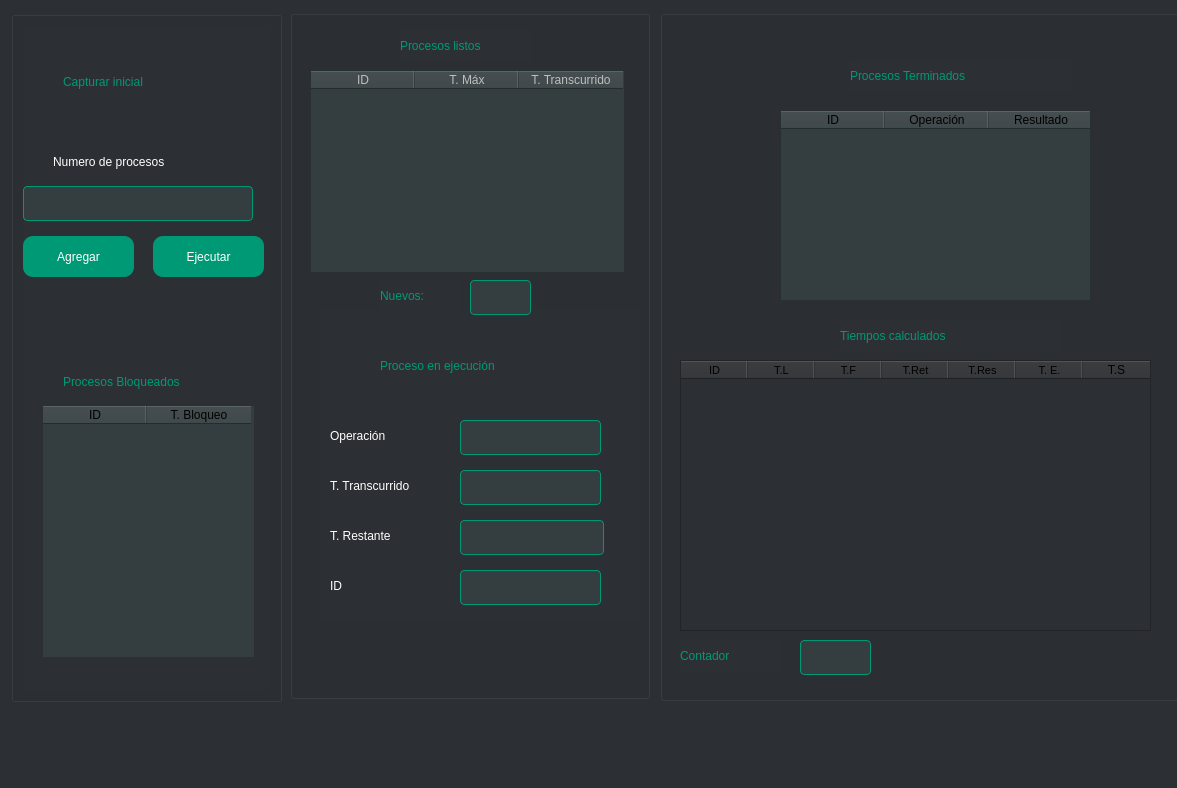
The window that view/mainwindow.ui (IvanBM18/Batch-Processing) describes before a commit, drawn with Qt 5.
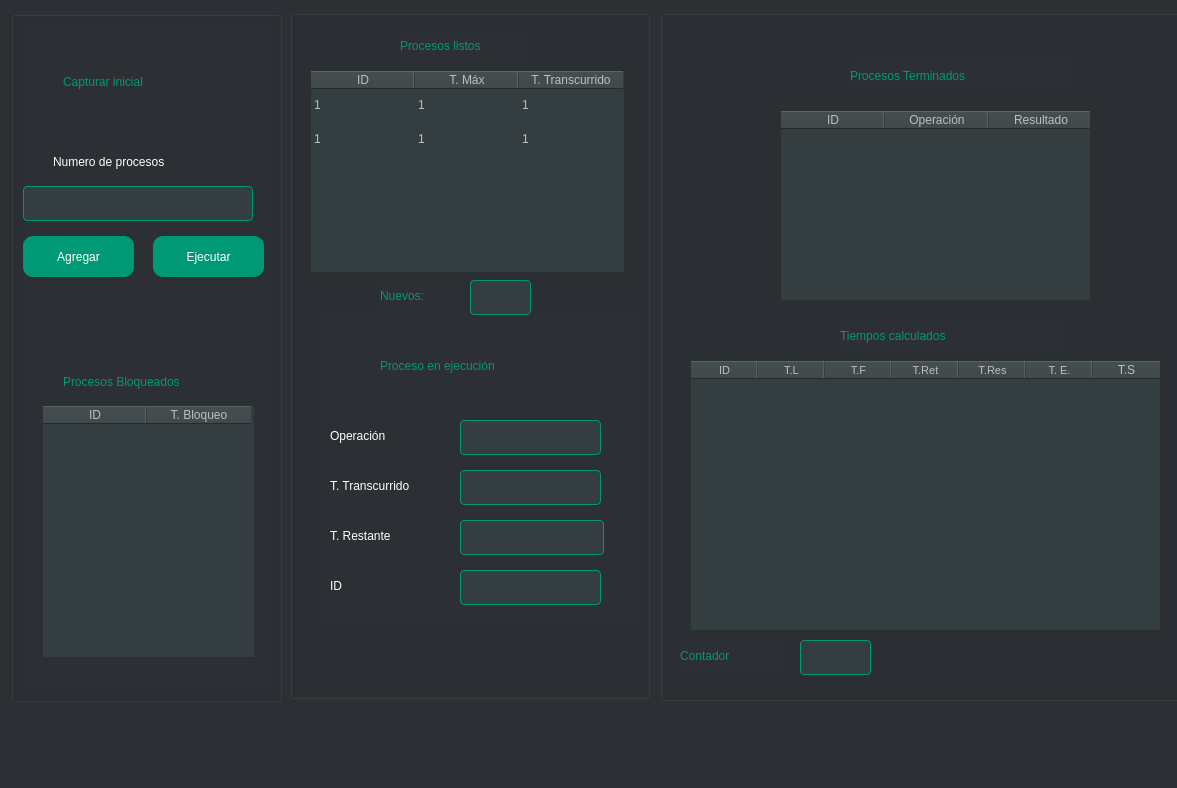
The same window after the commit.

The edit to the form file:
```diff
--- a/view/mainwindow.ui
+++ b/view/mainwindow.ui
@@ -152,6 +152,9 @@
         </property>
        </widget>
        <widget class="QTableWidget" name="tablaPbloqueados">
+        <property name="enabled">
+         <bool>false</bool>
+        </property>
         <property name="geometry">
          <rect>
           <x>20</x>
@@ -175,6 +178,9 @@
         <attribute name="horizontalHeaderDefaultSectionSize">
          <number>104</number>
         </attribute>
+        <attribute name="verticalHeaderVisible">
+         <bool>false</bool>
+        </attribute>
         <column>
          <property name="text">
           <string>ID</string>
@@ -552,7 +558,7 @@
       <bool>false</bool>
      </property>
      <property name="rowCount">
-      <number>0</number>
+      <number>2</number>
      </property>
      <attribute name="horizontalHeaderVisible">
       <bool>true</bool>
@@ -572,6 +578,9 @@
      <attribute name="horizontalHeaderStretchLastSection">
       <bool>false</bool>
      </attribute>
+     <attribute name="verticalHeaderVisible">
+      <bool>false</bool>
+     </attribute>
      <attribute name="verticalHeaderCascadingSectionResizes">
       <bool>true</bool>
      </attribute>
@@ -584,6 +593,16 @@
      <attribute name="verticalHeaderHighlightSections">
       <bool>false</bool>
      </attribute>
+     <row>
+      <property name="text">
+       <string>Nueva fila</string>
+      </property>
+     </row>
+     <row>
+      <property name="text">
+       <string>2</string>
+      </property>
+     </row>
      <column>
       <property name="text">
        <string>ID</string>
@@ -599,6 +618,36 @@
        <string>T. Transcurrido</string>
       </property>
      </column>
+     <item row="0" column="0">
+      <property name="text">
+       <string>1</string>
+      </property>
+     </item>
+     <item row="0" column="1">
+      <property name="text">
+       <string>1</string>
+      </property>
+     </item>
+     <item row="0" column="2">
+      <property name="text">
+       <string>1</string>
+      </property>
+     </item>
+     <item row="1" column="0">
+      <property name="text">
+       <string>1</string>
+      </property>
+     </item>
+     <item row="1" column="1">
+      <property name="text">
+       <string>1</string>
+      </property>
+     </item>
+     <item row="1" column="2">
+      <property name="text">
+       <string>1</string>
+      </property>
+     </item>
     </widget>
     <widget class="QLabel" name="label_titulo_ProceL">
      <property name="geometry">
@@ -699,6 +748,9 @@
      </property>
     </widget>
     <widget class="QTableWidget" name="tablaPTerminados">
+     <property name="enabled">
+      <bool>false</bool>
+     </property>
      <property name="geometry">
       <rect>
        <x>120</x>
@@ -723,6 +775,9 @@
      <attribute name="horizontalHeaderDefaultSectionSize">
       <number>104</number>
      </attribute>
+     <attribute name="verticalHeaderVisible">
+      <bool>false</bool>
+     </attribute>
      <column>
       <property name="text">
        <string>ID</string>
@@ -809,14 +864,35 @@
      </property>
     </widget>
     <widget class="QTableWidget" name="tablePTimeStats">
+     <property name="enabled">
+      <bool>false</bool>
+     </property>
      <property name="geometry">
       <rect>
-       <x>20</x>
+       <x>30</x>
        <y>350</y>
        <width>471</width>
        <height>271</height>
       </rect>
      </property>
+     <property name="acceptDrops">
+      <bool>true</bool>
+     </property>
+     <property name="autoFillBackground">
+      <bool>true</bool>
+     </property>
+     <property name="styleSheet">
+      <string notr="true">background-color: rgb(52, 62, 64);</string>
+     </property>
+     <property name="frameShadow">
+      <enum>QFrame::Raised</enum>
+     </property>
+     <property name="horizontalScrollBarPolicy">
+      <enum>Qt::ScrollBarAlwaysOff</enum>
+     </property>
+     <property name="sizeAdjustPolicy">
+      <enum>QAbstractScrollArea::AdjustToContents</enum>
+     </property>
      <property name="autoScroll">
       <bool>true</bool>
      </property>
@@ -836,6 +912,12 @@
       <enum>QAbstractItemView::DragOnly</enum>
      </property>
      <property name="alternatingRowColors">
+      <bool>false</bool>
+     </property>
+     <property name="showGrid">
+      <bool>true</bool>
+     </property>
+     <property name="wordWrap">
       <bool>true</bool>
      </property>
      <attribute name="horizontalHeaderVisible">
@@ -850,6 +932,27 @@
      <attribute name="horizontalHeaderDefaultSectionSize">
       <number>67</number>
      </attribute>
+     <attribute name="horizontalHeaderHighlightSections">
+      <bool>true</bool>
+     </attribute>
+     <attribute name="horizontalHeaderShowSortIndicator" stdset="0">
+      <bool>true</bool>
+     </attribute>
+     <attribute name="horizontalHeaderStretchLastSection">
+      <bool>true</bool>
+     </attribute>
+     <attribute name="verticalHeaderVisible">
+      <bool>false</bool>
+     </attribute>
+     <attribute name="verticalHeaderCascadingSectionResizes">
+      <bool>false</bool>
+     </attribute>
+     <attribute name="verticalHeaderHighlightSections">
+      <bool>false</bool>
+     </attribute>
+     <attribute name="verticalHeaderShowSortIndicator" stdset="0">
+      <bool>false</bool>
+     </attribute>
      <column>
       <property name="text">
        <string notr="true">ID</string>
```
Left out of the diff: 5 changed lines with no effect on the pictures.
